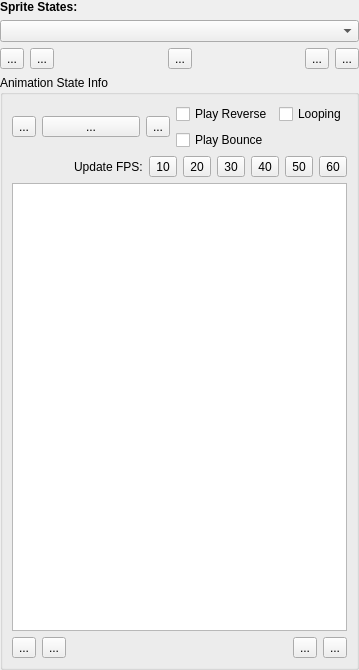
Before: the Qt Designer form Harmony/src/Editor/Sprite/SpriteWidget.ui in GameOverture/HarmonyEngine, drawn with Qt 5.
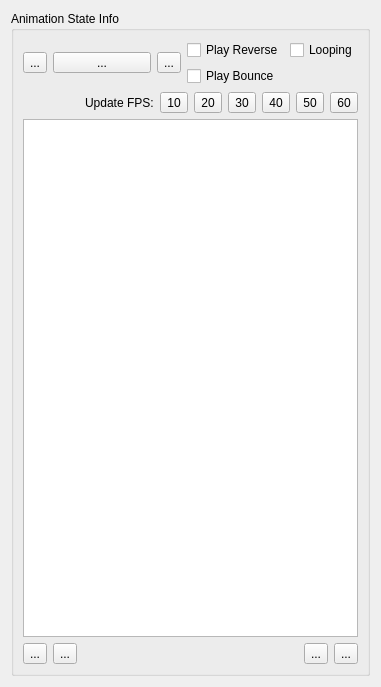
After: the same form once the commit is applied. Icons and pictures are not drawn. Custom widgets are drawn as their Qt base class.

Commit message: New Base Class Widget 'IWidget' has reusable state stuff and interfaces common between all project items

```diff
--- a/Harmony/src/Editor/Sprite/SpriteWidget.ui
+++ b/Harmony/src/Editor/Sprite/SpriteWidget.ui
@@ -6,117 +6,16 @@
    <rect>
     <x>0</x>
     <y>0</y>
-    <width>355</width>
-    <height>670</height>
+    <width>357</width>
+    <height>687</height>
    </rect>
   </property>
   <property name="windowTitle">
    <string>Form</string>
   </property>
-  <layout class="QVBoxLayout" name="verticalLayout_2">
-   <property name="leftMargin">
-    <number>0</number>
-   </property>
-   <property name="topMargin">
-    <number>0</number>
-   </property>
-   <property name="rightMargin">
-    <number>0</number>
-   </property>
-   <property name="bottomMargin">
-    <number>0</number>
-   </property>
+  <layout class="QVBoxLayout" name="verticalLayout_3">
    <item>
-    <widget class="QLabel" name="label_4">
-     <property name="font">
-      <font>
-       <weight>75</weight>
-       <bold>true</bold>
-      </font>
-     </property>
-     <property name="text">
-      <string>Sprite States:</string>
-     </property>
-    </widget>
-   </item>
-   <item>
-    <widget class="QComboBox" name="cmbStates">
-     <property name="sizePolicy">
-      <sizepolicy hsizetype="Expanding" vsizetype="Fixed">
-       <horstretch>0</horstretch>
-       <verstretch>0</verstretch>
-      </sizepolicy>
-     </property>
-    </widget>
-   </item>
-   <item>
-    <layout class="QHBoxLayout" name="horizontalLayout_2">
-     <item>
-      <widget class="QToolButton" name="btnAddState">
-       <property name="text">
-        <string>...</string>
-       </property>
-       <property name="arrowType">
-        <enum>Qt::NoArrow</enum>
-       </property>
-      </widget>
-     </item>
-     <item>
-      <widget class="QToolButton" name="btnRemoveState">
-       <property name="text">
-        <string>...</string>
-       </property>
-      </widget>
-     </item>
-     <item>
-      <spacer name="horizontalSpacer_3">
-       <property name="orientation">
-        <enum>Qt::Horizontal</enum>
-       </property>
-       <property name="sizeHint" stdset="0">
-        <size>
-         <width>40</width>
-         <height>20</height>
-        </size>
-       </property>
-      </spacer>
-     </item>
-     <item>
-      <widget class="QToolButton" name="btnRenameState">
-       <property name="text">
-        <string>...</string>
-       </property>
-      </widget>
-     </item>
-     <item>
-      <spacer name="horizontalSpacer">
-       <property name="orientation">
-        <enum>Qt::Horizontal</enum>
-       </property>
-       <property name="sizeHint" stdset="0">
-        <size>
-         <width>40</width>
-         <height>20</height>
-        </size>
-       </property>
-      </spacer>
-     </item>
-     <item>
-      <widget class="QToolButton" name="btnOrderStateBack">
-       <property name="text">
-        <string>...</string>
-       </property>
-      </widget>
-     </item>
-     <item>
-      <widget class="QToolButton" name="btnOrderStateForward">
-       <property name="text">
-        <string>...</string>
-       </property>
-      </widget>
-     </item>
-    </layout>
-   </item>
+    <layout class="QVBoxLayout" name="verticalLayout">
    <item>
     <widget class="QGroupBox" name="grpState">
      <property name="sizePolicy">
@@ -128,7 +27,7 @@
      <property name="title">
       <string>Animation State Info</string>
      </property>
-     <layout class="QVBoxLayout" name="verticalLayout">
+       <layout class="QVBoxLayout" name="verticalLayout_2">
       <item>
        <layout class="QHBoxLayout" name="horizontalLayout_4">
         <item>
@@ -339,6 +238,8 @@
       </item>
      </layout>
     </widget>
+     </item>
+    </layout>
    </item>
   </layout>
   <action name="actionRenameState">
```
Lines whose indentation alone changed are shown as unchanged. The commit also changes 22 other files.
